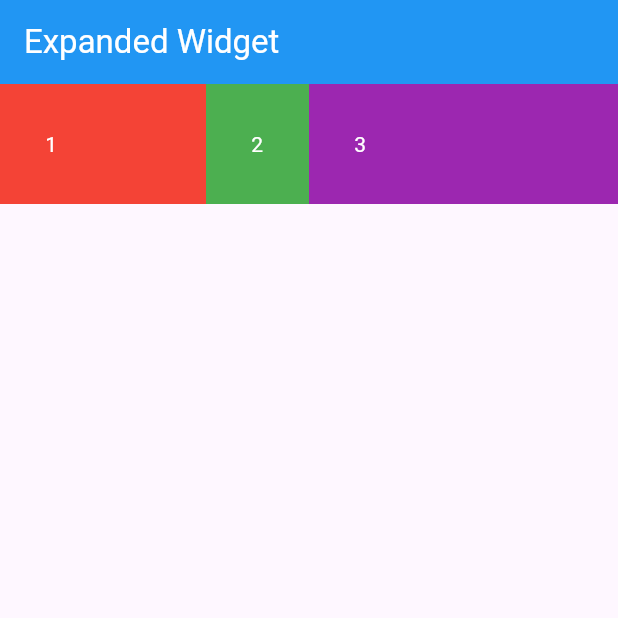
After one commit to mahmud5658/flutter_widgets, a Flutter app: the screen it shows after launch, on a phone screen of 412 x 824 dp, the top half of it. The commit adds this screen. Run offline on Flutter 3.47's test engine with Material 3 defaults, Android fonts, the phone set to English and light mode, and no system bars.

Commit message:
flutter widget

```diff
--- a/lib/main.dart
+++ b/lib/main.dart
@@ -1,5 +1,5 @@
 import 'package:flutter/material.dart';
-import 'package:flutter_widget/widgets/listview1.dart';
+import 'package:flutter_widget/widgets/expand.dart';
 
 void main() {
   runApp(const MyApp());
@@ -16,6 +16,6 @@ class MyApp extends StatelessWidget {
           primarySwatch: Colors.blue,
         ),
         // darkTheme: ThemeData(primarySwatch: Colors.amber),
-        home: ListViewBuilder());
+        home: const ExpandedWidget());
   }
 }
--- /dev/null
+++ b/lib/widgets/expand.dart
@@ -0,0 +1,54 @@
+import 'package:flutter/material.dart';
+
+class ExpandedWidget extends StatelessWidget {
+  const ExpandedWidget({super.key});
+
+  @override
+  Widget build(BuildContext context) {
+    return Scaffold(
+      appBar: AppBar(
+        backgroundColor: Colors.blue,
+        title: const Text('Expanded Widget',
+            style: TextStyle(color: Colors.white)),
+      ),
+      body: SafeArea(
+        child: Row(
+          children: [
+            Expanded(
+              flex: 2,
+              child: Container(
+                padding: const EdgeInsets.all(30),
+                color: Colors.red,
+                child: const Text(
+                  '1',
+                  style: TextStyle(color: Colors.white),
+                ),
+              ),
+            ),
+            Expanded(
+              child: Container(
+                padding: const EdgeInsets.all(30),
+                color: Colors.green,
+                child: const Text(
+                  '2',
+                  style: TextStyle(color: Colors.white),
+                ),
+              ),
+            ),
+            Expanded(
+              flex: 3,
+              child: Container(
+                padding: const EdgeInsets.all(30),
+                color: Colors.purple,
+                child: const Text(
+                  '3',
+                  style: TextStyle(color: Colors.white),
+                ),
+              ),
+            ),
+          ],
+        ),
+      ),
+    );
+  }
+}
```
